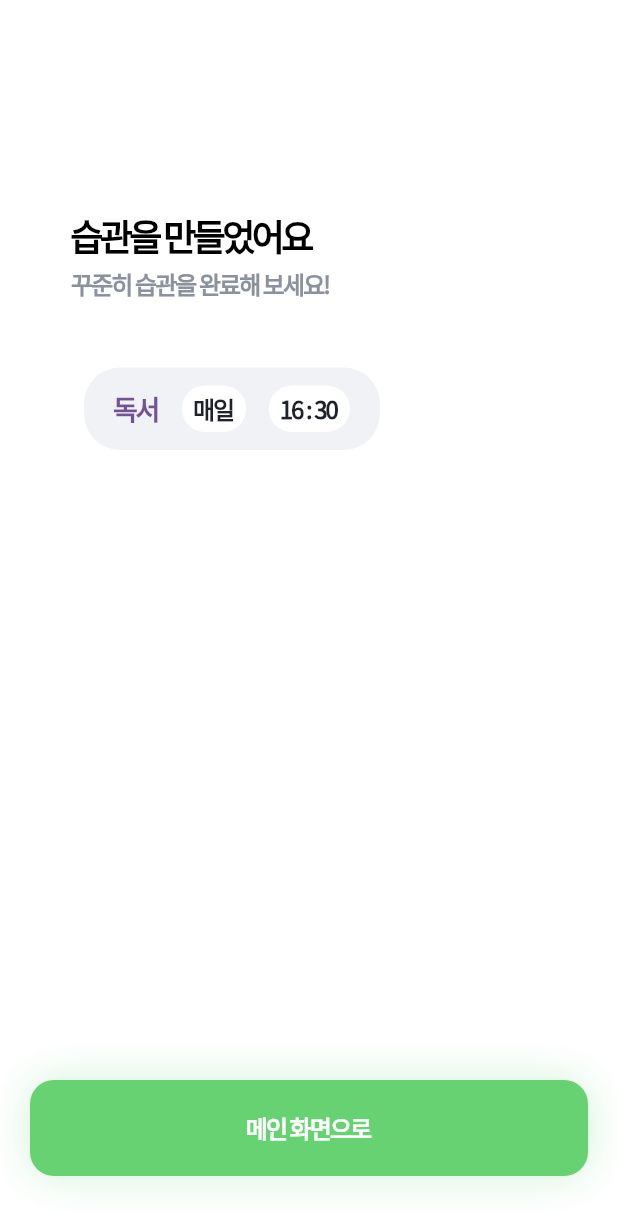
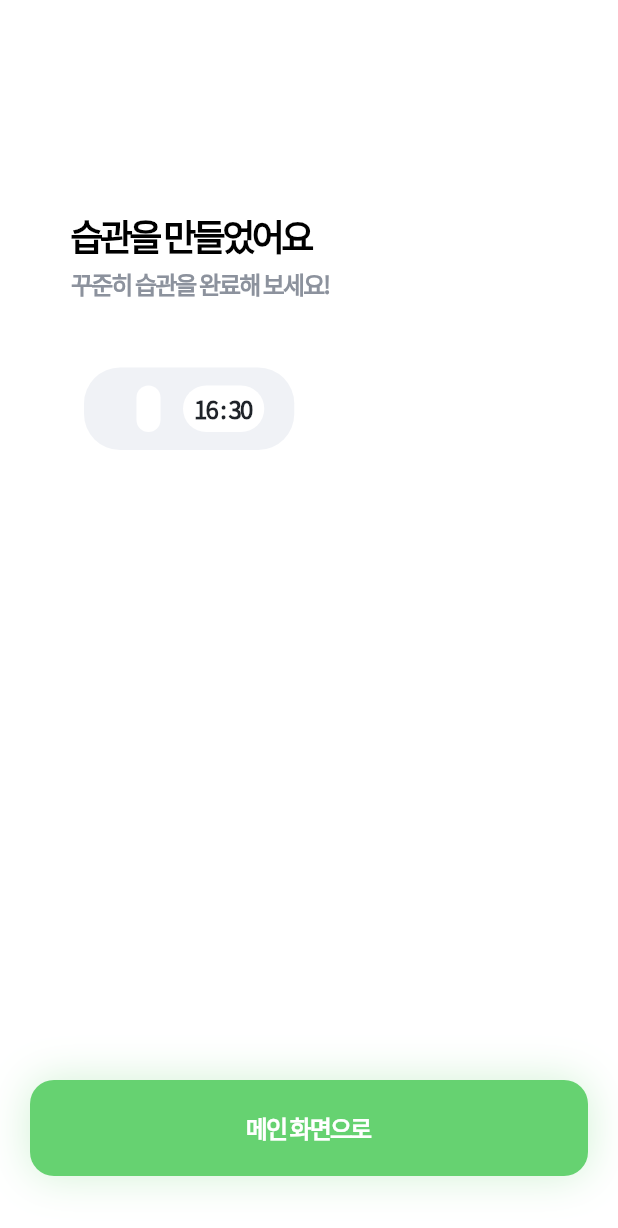
Before and after one commit to dawnfire05/happit-flutter, a Flutter app: the HabitCreatedScreen screen opened directly with empty values, on a phone screen of 412 x 824 dp. Shown: the top 1228 px of the screen. Run offline on Flutter 3.47's test engine with Material 3 defaults, Android fonts, the phone set to English and light mode, and no system bars; our stand-ins replace dio, firebase_core, firebase_messaging, flutter_bloc, flutter_dotenv, flutter_local_notifications and 8 more; accounts and stored records are empty; generated files the repository leaves out were written again; network calls fail; project files that could hold a hidden picture were left out.

Commit message:
feat: habit info in habit created screen

```diff
--- a/lib/app/modules/habit/presentation/screen/habit_created_screen.dart
+++ b/lib/app/modules/habit/presentation/screen/habit_created_screen.dart
@@ -5,7 +5,7 @@ import 'package:happit_flutter/values/palette.dart';
 import 'package:happit_flutter/app/modules/habit/data/model/create_habit_model.dart';
 
 class HabitCreatedScreen extends StatelessWidget {
-  const HabitCreatedScreen({super.key, required this.habit});
+  const HabitCreatedScreen(this.habit, {super.key});
 
   final CreateHabitModel habit;
 
@@ -62,9 +62,9 @@ class HabitCreatedScreen extends StatelessWidget {
                         child: Row(
                           mainAxisSize: MainAxisSize.min,
                           children: [
-                            const Text(
-                              '독서',
-                              style: TextStyle(
+                            Text(
+                              habit.name,
+                              style: const TextStyle(
                                 color: Color(0xFF725496),
                                 fontSize: 18,
                                 fontFamily: 'Noto Sans KR',
@@ -87,9 +87,9 @@ class HabitCreatedScreen extends StatelessWidget {
                                 horizontal: 8,
                                 vertical: 4,
                               ),
-                              child: const Text(
-                                '매일',
-                                style: TextStyle(
+                              child: Text(
+                                habit.repeatType,
+                                style: const TextStyle(
                                   color: Palette.black100,
                                   fontSize: 16,
                                   fontFamily: 'Noto Sans KR',
```
Also changed, not shown: lib/app/modules/habit/presentation/screen/habit_creating_screen.dart (+16 -1 lines), lib/app/modules/habit/presentation/screen/habit_creating_shell.dart (deleted, +0 -36 lines), lib/routes/habit_routes.dart (+3 -13 lines), lib/routes/routes.dart (line endings or trailing spaces).
